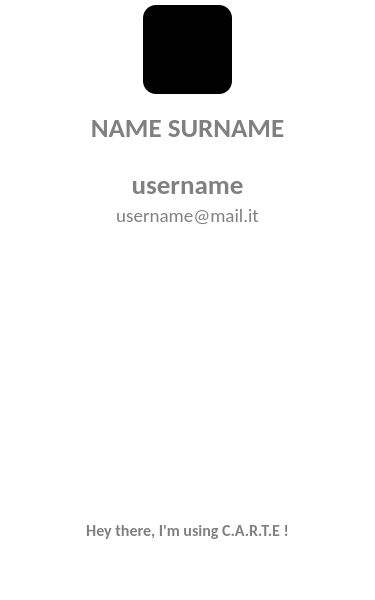
Before: the Qt Designer form ClientModule/userprofile.ui in giovannic96/Real-time-collaborative-text-editor, drawn with Qt 5.
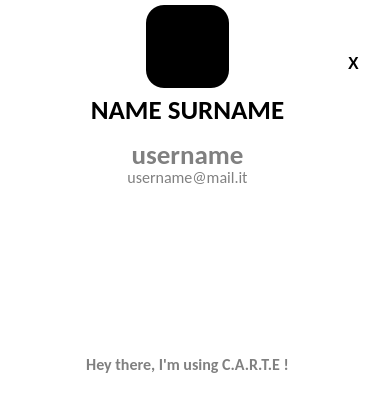
After: the same form once the commit is applied. Icons and pictures are not drawn.

Commit message: New User Profile Design

Diff of the .ui file:
```diff
--- a/ClientModule/userprofile.ui
+++ b/ClientModule/userprofile.ui
@@ -7,19 +7,19 @@
     <x>0</x>
     <y>0</y>
     <width>375</width>
-    <height>600</height>
+    <height>400</height>
    </rect>
   </property>
   <property name="minimumSize">
    <size>
     <width>375</width>
-    <height>600</height>
+    <height>400</height>
    </size>
   </property>
   <property name="maximumSize">
    <size>
-    <width>1000</width>
-    <height>600</height>
+    <width>375</width>
+    <height>400</height>
    </size>
   </property>
   <property name="windowTitle">
@@ -34,19 +34,19 @@
      <x>0</x>
      <y>0</y>
      <width>375</width>
-     <height>600</height>
+     <height>400</height>
     </rect>
    </property>
    <property name="minimumSize">
     <size>
      <width>375</width>
-     <height>600</height>
+     <height>400</height>
     </size>
    </property>
    <property name="maximumSize">
     <size>
      <width>375</width>
-     <height>600</height>
+     <height>400</height>
     </size>
    </property>
    <property name="autoFillBackground">
@@ -60,8 +60,8 @@
    <widget class="QLabel" name="otherFile">
     <property name="geometry">
      <rect>
-      <x>240</x>
-      <y>361</y>
+      <x>243</x>
+      <y>260</y>
       <width>50</width>
       <height>50</height>
      </rect>
@@ -100,7 +100,7 @@
     <property name="geometry">
      <rect>
       <x>17</x>
-      <y>170</y>
+      <y>140</y>
       <width>341</width>
       <height>30</height>
      </rect>
@@ -127,7 +127,7 @@
     <property name="geometry">
      <rect>
       <x>22</x>
-      <y>113</y>
+      <y>95</y>
       <width>331</width>
       <height>30</height>
      </rect>
@@ -141,7 +141,7 @@
      </font>
     </property>
     <property name="styleSheet">
-     <string notr="true">color:grey;</string>
+     <string notr="true"/>
     </property>
     <property name="text">
      <string>NAME SURNAME</string>
@@ -154,7 +154,7 @@
     <property name="geometry">
      <rect>
       <x>17</x>
-      <y>200</y>
+      <y>162</y>
       <width>341</width>
       <height>30</height>
      </rect>
@@ -162,7 +162,7 @@
     <property name="font">
      <font>
       <family>Calibri</family>
-      <pointsize>14</pointsize>
+      <pointsize>12</pointsize>
       <weight>50</weight>
       <bold>false</bold>
      </font>
@@ -181,7 +181,7 @@
     <property name="geometry">
      <rect>
       <x>162</x>
-      <y>262</y>
+      <y>200</y>
       <width>50</width>
       <height>50</height>
      </rect>
@@ -220,7 +220,7 @@
     <property name="geometry">
      <rect>
       <x>27</x>
-      <y>520</y>
+      <y>354</y>
       <width>321</width>
       <height>20</height>
      </rect>
@@ -255,8 +255,8 @@
    <widget class="QLabel" name="myFile">
     <property name="geometry">
      <rect>
-      <x>89</x>
-      <y>361</y>
+      <x>84</x>
+      <y>260</y>
       <width>50</width>
       <height>50</height>
      </rect>
@@ -294,22 +294,22 @@
    <widget class="QPushButton" name="UserImageButton">
     <property name="geometry">
      <rect>
-      <x>143</x>
+      <x>146</x>
       <y>5</y>
-      <width>89</width>
-      <height>89</height>
+      <width>83</width>
+      <height>83</height>
      </rect>
     </property>
     <property name="minimumSize">
      <size>
-      <width>89</width>
-      <height>89</height>
+      <width>83</width>
+      <height>83</height>
      </size>
     </property>
     <property name="maximumSize">
      <size>
-      <width>89</width>
-      <height>89</height>
+      <width>83</width>
+      <height>83</height>
      </size>
     </property>
     <property name="font">
@@ -325,7 +325,7 @@
     </property>
     <property name="styleSheet">
      <string notr="true">#UserImageButton{
-border-radius: 13px;
+border-radius: 18px;
 background:black;
 color:white;
 }</string>
@@ -343,8 +343,8 @@
    <widget class="QPushButton" name="exitButton">
     <property name="geometry">
      <rect>
-      <x>346</x>
-      <y>50</y>
+      <x>342</x>
+      <y>52</y>
       <width>23</width>
       <height>23</height>
      </rect>
@@ -361,6 +361,13 @@
       <height>23</height>
      </size>
     </property>
+    <property name="font">
+     <font>
+      <pointsize>12</pointsize>
+      <weight>75</weight>
+      <bold>true</bold>
+     </font>
+    </property>
     <property name="cursor">
      <cursorShape>PointingHandCursor</cursorShape>
     </property>
@@ -372,7 +379,7 @@
 </string>
     </property>
     <property name="text">
-     <string/>
+     <string>X</string>
     </property>
    </widget>
   </widget>
```
Left out of the diff: 4 changed lines with no effect on the pictures. The commit also changes 1 other file.
